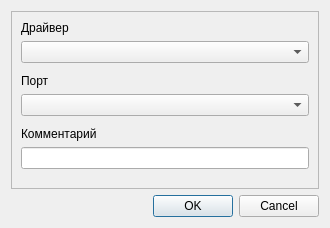
grigp/a-analyser, file drivers/addconnectiondialog.ui: the form before one commit.
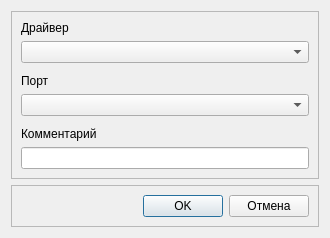
The form after the commit.

Commit message: Замена ButtonBar в диалоговых окнах

Patch:
```diff
--- a/drivers/addconnectiondialog.ui
+++ b/drivers/addconnectiondialog.ui
@@ -102,13 +102,42 @@
     </widget>
    </item>
    <item>
-    <widget class="QDialogButtonBox" name="buttonBox">
-     <property name="orientation">
-      <enum>Qt::Horizontal</enum>
+    <widget class="QFrame" name="frModalButtons">
+     <property name="frameShape">
+      <enum>QFrame::StyledPanel</enum>
      </property>
-     <property name="standardButtons">
-      <set>QDialogButtonBox::Cancel|QDialogButtonBox::Ok</set>
+     <property name="frameShadow">
+      <enum>QFrame::Raised</enum>
      </property>
+     <layout class="QHBoxLayout" name="horizontalLayout_10">
+      <item>
+       <spacer name="horizontalSpacer_5">
+        <property name="orientation">
+         <enum>Qt::Horizontal</enum>
+        </property>
+        <property name="sizeHint" stdset="0">
+         <size>
+          <width>40</width>
+          <height>20</height>
+         </size>
+        </property>
+       </spacer>
+      </item>
+      <item>
+       <widget class="QPushButton" name="btnOK">
+        <property name="text">
+         <string>OK</string>
+        </property>
+       </widget>
+      </item>
+      <item>
+       <widget class="QPushButton" name="btnCancel">
+        <property name="text">
+         <string>Отмена</string>
+        </property>
+       </widget>
+      </item>
+     </layout>
     </widget>
    </item>
   </layout>
```
Left out of the diff: 64 changed lines with no effect on the pictures. The commit also changes 19 other files.
